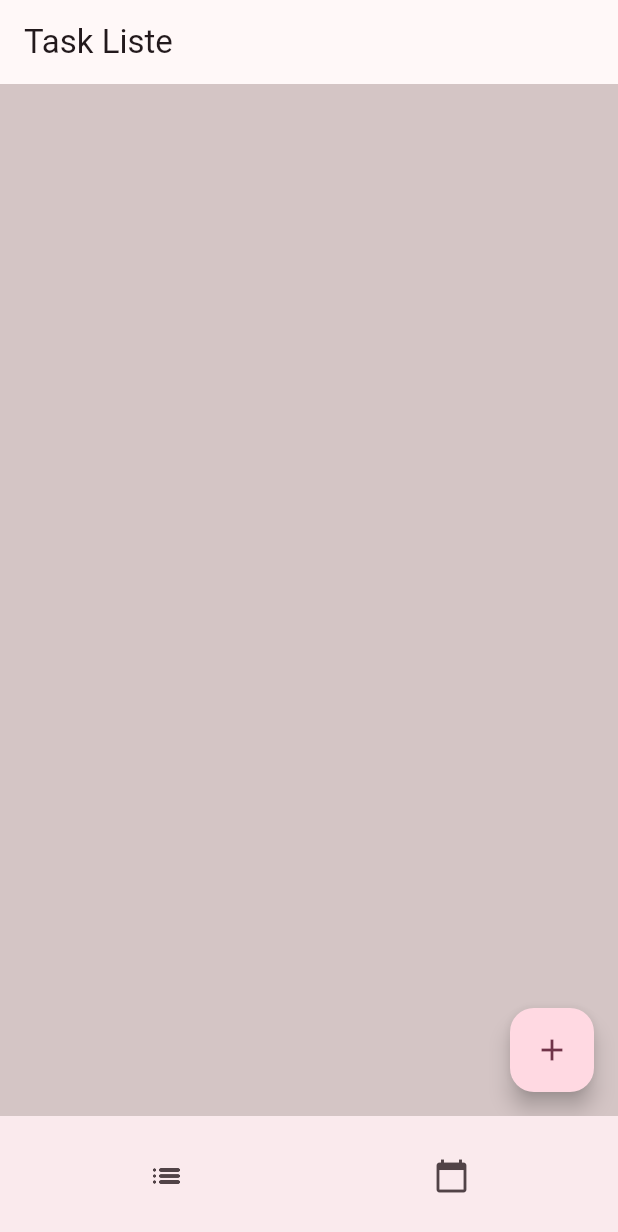
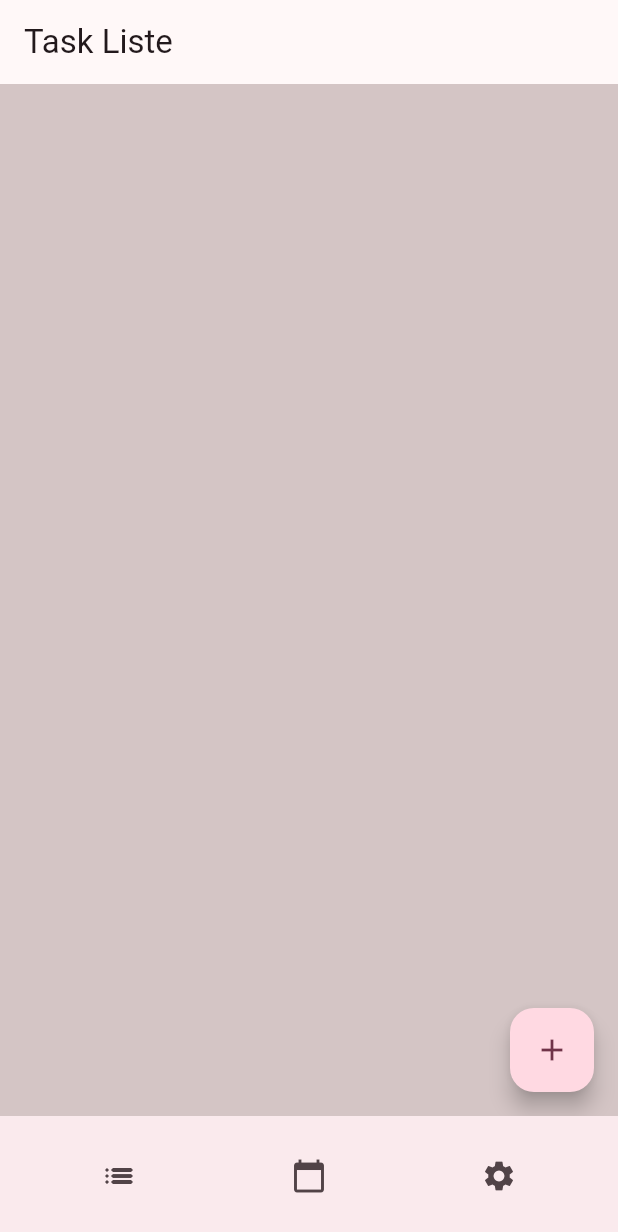
Before and after one commit to Fex123/Wochenplaner-App, a Flutter app: the screen it shows after launch, on a phone screen of 412 x 824 dp. Shown: the top 1232 px of the screen. Run offline on Flutter 3.47's test engine with Material 3 defaults, Android fonts, the phone set to English and light mode, and no system bars; statements that could not run were skipped.

Commit message:
Wochenplaner-App: Added daily and monthly calendar view, settings with darkmode/lightmode switch and time configurator for calendar and fixed time bug

```diff
--- /dev/null
+++ b/wochenplaner_app/lib/data/settings.dart
@@ -0,0 +1,17 @@
+class Settings {
+  int startHour = 0;
+  int endHour = 24;
+
+  void setStartHour(int hour) {
+    startHour = hour;
+  }
+  int getStartHour() {
+    return startHour;
+  }
+  void setEndHour(int hour) {
+    endHour = hour;
+  }
+  int getEndHour() {
+    return endHour;
+  }
+}
--- a/wochenplaner_app/lib/main.dart
+++ b/wochenplaner_app/lib/main.dart
@@ -1,36 +1,61 @@
 import 'package:flutter/material.dart';
+import 'package:wochenplaner_app/data/settings.dart';
 import 'package:wochenplaner_app/data/taskStorage.dart';
 import 'package:wochenplaner_app/widgets/clandarView.dart';
+import 'package:wochenplaner_app/widgets/settingsView.dart';
 import 'package:wochenplaner_app/widgets/taskListView.dart';
 
 void main() {
   TaskManager taskManager = TaskManager();
-  runApp(MyApp(taskManager: taskManager));
+  Settings settings = Settings();
+  runApp(MyApp(taskManager: taskManager, settings: settings));
 }
 
-class MyApp extends StatelessWidget {
+class MyApp extends StatefulWidget {
   final TaskManager taskManager;
-  const MyApp({super.key, required this.taskManager});
+  final Settings settings;
+  const MyApp({super.key, required this.taskManager, required this.settings});
 
-  // This widget is the root of your application.
+  @override
+  State<MyApp> createState() => _MyAppState();
+}
+
+class _MyAppState extends State<MyApp> {
+  ThemeMode _themeMode = ThemeMode.light;
+
+  void toggleThemeMode (){
+    setState(() {
+      _themeMode = _themeMode == ThemeMode.light ? ThemeMode.dark : ThemeMode.light;
+    });
+  }
+
   @override
   Widget build(BuildContext context) {
     return MaterialApp(
       title: 'Wochenplaner',
       theme: ThemeData(
+        brightness: Brightness.light, // Helles Thema
+        primarySwatch: Colors.blue,
         colorScheme: ColorScheme.fromSeed(seedColor: Colors.black),
         scaffoldBackgroundColor: const Color.fromARGB(
             255, 212, 197, 197), // Set dark background color
         useMaterial3: true,
       ),
-      home: MyHomePage(title: 'Flutter Demo Home Page', taskManager: taskManager),
+      darkTheme: ThemeData(
+        brightness: Brightness.dark, // Dunkles Thema
+        primarySwatch: Colors.blue,
+      ),
+      themeMode: _themeMode,
+      home: MyHomePage(title: 'Flutter Demo Home Page', taskManager: widget.taskManager, toggleThemeMode: toggleThemeMode, settings: widget.settings,),
     );
   }
 }
 
 class MyHomePage extends StatefulWidget {
-  const MyHomePage({super.key, required this.title, required this.taskManager});
+  const MyHomePage({super.key, required this.title, required this.taskManager, required this.toggleThemeMode, required this.settings});
+  final VoidCallback toggleThemeMode;
   final TaskManager taskManager;
+  final Settings settings;
   final String title;
 
   @override
@@ -54,8 +79,10 @@ class _MyHomePageState extends State<MyHomePage> {
         child: _selectedId == 0
         ? Tasklistview(taskManager: widget.taskManager)
         : _selectedId == 1
-          ? CalendarView(taskManager: widget.taskManager,)
-          : Container()
+          ? CalendarView(taskManager: widget.taskManager,settings: widget.settings,)
+          : _selectedId == 2
+            ? SettingsView(toggleThemeMode: widget.toggleThemeMode,settings: widget.settings,)
+            : Container(),
       ),
       bottomNavigationBar: BottomAppBar(
         child: Row(
@@ -73,6 +100,12 @@ class _MyHomePageState extends State<MyHomePage> {
                 _onItemTapped(1);
               },
             ),
+            IconButton(
+            icon: const Icon(Icons.settings),
+            onPressed: () {
+              _onItemTapped(2);
+            },
+            ),
           ],
         ),
       ),
```
Also changed, not shown: wochenplaner_app/lib/widgets/clandarView.dart (+68 -7 lines), wochenplaner_app/lib/widgets/createEditTask.dart (+28 -20 lines), wochenplaner_app/lib/widgets/settingsView.dart (added, +167 -0 lines), 1 other file.
